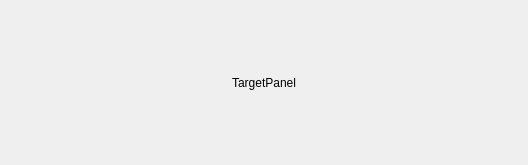
Old version of the form src/ui/target_panel.ui in the repository vaginessa/yaragui.
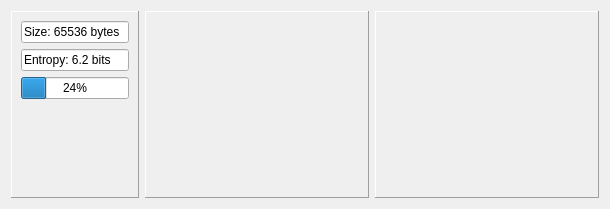
New version of the form.

Commit message: Add line graph and histogram.

```diff
--- a/src/ui/target_panel.ui
+++ b/src/ui/target_panel.ui
@@ -6,22 +6,168 @@
    <rect>
     <x>0</x>
     <y>0</y>
-    <width>528</width>
-    <height>165</height>
+    <width>610</width>
+    <height>209</height>
    </rect>
   </property>
   <property name="windowTitle">
    <string>Form</string>
   </property>
-  <layout class="QVBoxLayout" name="verticalLayout">
+  <layout class="QHBoxLayout" name="layout" stretch="0,1,1">
    <item>
-    <widget class="QLabel" name="label">
-     <property name="text">
-      <string>TargetPanel</string>
+    <widget class="QFrame" name="infoFrame">
+     <property name="frameShape">
+      <enum>QFrame::Panel</enum>
      </property>
-     <property name="alignment">
-      <set>Qt::AlignCenter</set>
+     <property name="frameShadow">
+      <enum>QFrame::Raised</enum>
      </property>
+     <layout class="QVBoxLayout" name="verticalLayout_2">
+      <item>
+       <widget class="QLineEdit" name="sizeText">
+        <property name="text">
+         <string>Size: 65536 bytes</string>
+        </property>
+        <property name="readOnly">
+         <bool>true</bool>
+        </property>
+       </widget>
+      </item>
+      <item>
+       <widget class="QLineEdit" name="entropyText">
+        <property name="text">
+         <string>Entropy: 6.2 bits</string>
+        </property>
+        <property name="readOnly">
+         <bool>true</bool>
+        </property>
+       </widget>
+      </item>
+      <item>
+       <widget class="QProgressBar" name="progressBar">
+        <property name="value">
+         <number>24</number>
+        </property>
+       </widget>
+      </item>
+      <item>
+       <spacer name="verticalSpacer_2">
+        <property name="orientation">
+         <enum>Qt::Vertical</enum>
+        </property>
+        <property name="sizeHint" stdset="0">
+         <size>
+          <width>20</width>
+          <height>75</height>
+         </size>
+        </property>
+       </spacer>
+      </item>
+     </layout>
+    </widget>
+   </item>
+   <item>
+    <widget class="QFrame" name="leftFrame">
+     <property name="frameShape">
+      <enum>QFrame::Panel</enum>
+     </property>
+     <property name="frameShadow">
+      <enum>QFrame::Raised</enum>
+     </property>
+     <layout class="QHBoxLayout" name="horizontalLayout_4">
+      <property name="spacing">
+       <number>0</number>
+      </property>
+      <property name="leftMargin">
+       <number>0</number>
+      </property>
+      <property name="topMargin">
+       <number>0</number>
+      </property>
+      <property name="rightMargin">
+       <number>0</number>
+      </property>
+      <property name="bottomMargin">
+       <number>0</number>
+      </property>
+      <item>
+       <widget class="QLabel" name="leftGraph">
+        <property name="sizePolicy">
+         <sizepolicy hsizetype="Expanding" vsizetype="Expanding">
+          <horstretch>0</horstretch>
+          <verstretch>0</verstretch>
+         </sizepolicy>
+        </property>
+        <property name="minimumSize">
+         <size>
+          <width>1</width>
+          <height>1</height>
+         </size>
+        </property>
+        <property name="text">
+         <string/>
+        </property>
+        <property name="alignment">
+         <set>Qt::AlignCenter</set>
+        </property>
+       </widget>
+      </item>
+     </layout>
+    </widget>
+   </item>
+   <item>
+    <widget class="QFrame" name="rightFrame">
+     <property name="frameShape">
+      <enum>QFrame::Panel</enum>
+     </property>
+     <property name="frameShadow">
+      <enum>QFrame::Raised</enum>
+     </property>
+     <layout class="QHBoxLayout" name="horizontalLayout_3">
+      <property name="spacing">
+       <number>0</number>
+      </property>
+      <property name="leftMargin">
+       <number>0</number>
+      </property>
+      <property name="topMargin">
+       <number>0</number>
+      </property>
+      <property name="rightMargin">
+       <number>0</number>
+      </property>
+      <property name="bottomMargin">
+       <number>0</number>
+      </property>
+      <item>
+       <widget class="QLabel" name="rightGraph">
+        <property name="sizePolicy">
+         <sizepolicy hsizetype="Expanding" vsizetype="Expanding">
+          <horstretch>0</horstretch>
+          <verstretch>0</verstretch>
+         </sizepolicy>
+        </property>
+        <property name="minimumSize">
+         <size>
+          <width>1</width>
+          <height>1</height>
+         </size>
+        </property>
+        <property name="frameShape">
+         <enum>QFrame::NoFrame</enum>
+        </property>
+        <property name="frameShadow">
+         <enum>QFrame::Plain</enum>
+        </property>
+        <property name="text">
+         <string/>
+        </property>
+        <property name="alignment">
+         <set>Qt::AlignCenter</set>
+        </property>
+       </widget>
+      </item>
+     </layout>
     </widget>
    </item>
   </layout>
```
The commit also changes 11 other files.
